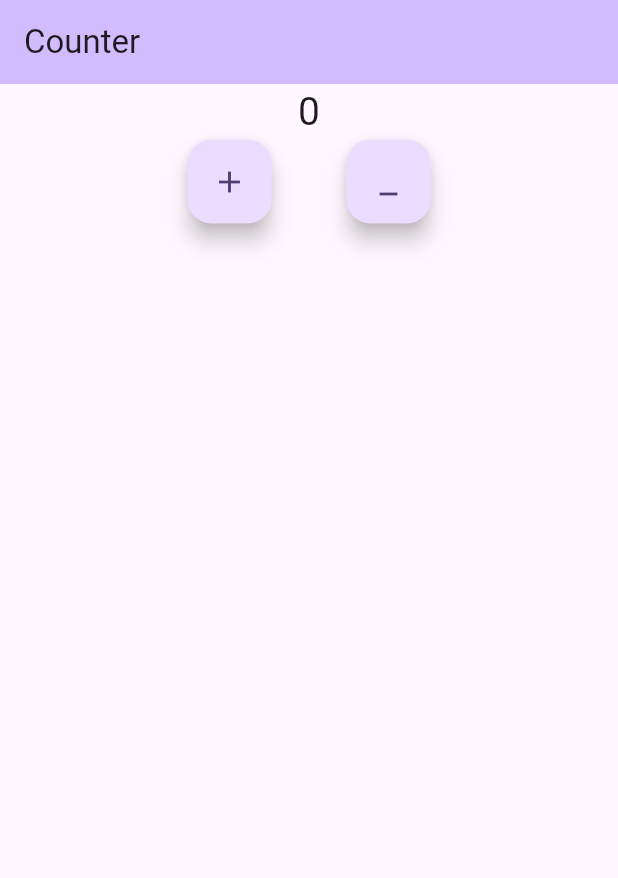
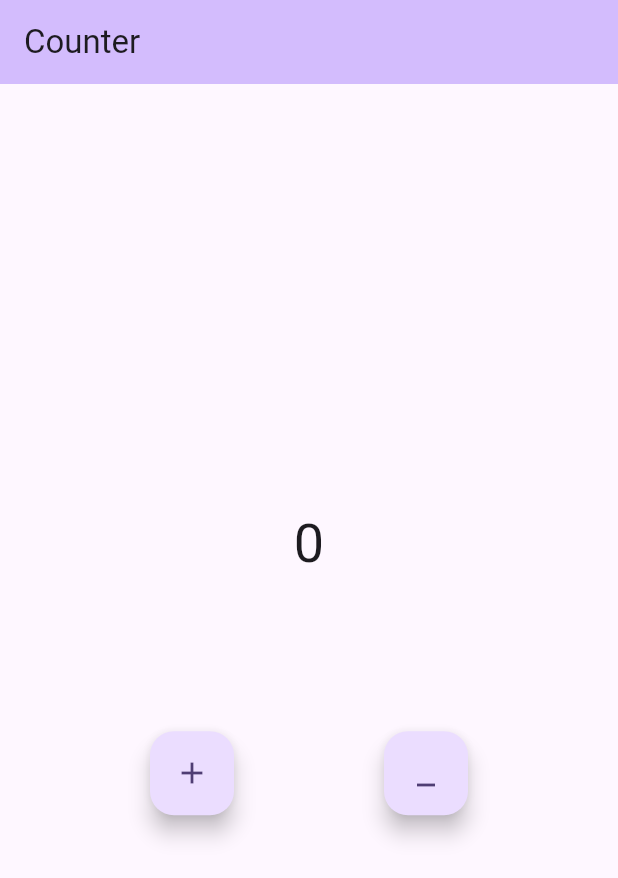
Before and after one commit to dipu0/Flutter-BloC-Pattern, a Flutter app: the screen it shows after launch, on a phone screen of 412 x 824 dp. Shown: the top 878 px of the screen. Run offline on Flutter 3.47's test engine with Material 2 defaults, Android fonts, the phone set to English and light mode, and no system bars; our stand-ins replace equatable, flutter_bloc.

Commit message:
Update home.dart

```diff
--- a/counter/lib/home.dart
+++ b/counter/lib/home.dart
@@ -1,5 +1,9 @@
+import 'package:counter/bloc/counter_bloc.dart';
+import 'package:counter/bloc/counter_event.dart';
+import 'package:counter/bloc/counter_state.dart';
 import 'package:flutter/cupertino.dart';
 import 'package:flutter/material.dart';
+import 'package:flutter_bloc/flutter_bloc.dart';
 
 class MyHomePage extends StatefulWidget {
   const MyHomePage({super.key, required this.title});
@@ -18,7 +22,18 @@ class _MyHomePageState extends State<MyHomePage> {
         backgroundColor: Theme.of(context).colorScheme.inversePrimary,
         title: Text(widget.title),
       ),
-      body: _view(context, 0),
+      body:BlocBuilder<CounterBloc, CounterState>(
+        builder: (context, state){
+          if(state is CounterInit){
+            return _view(context, 0);
+          }
+          if(state is CounterUpdate){
+            return _view(context, state.counter);
+          }
+
+          return Container();
+        },
+      ),
     );
   }
 }
@@ -26,21 +41,27 @@ class _MyHomePageState extends State<MyHomePage> {
 Widget _view(BuildContext context, int value) {
   return Center(
     child: Column(
+      mainAxisAlignment: MainAxisAlignment.center,
       children: [
         Text(
           value.toString(),
-          style: TextStyle(fontSize: 26),
+          style: TextStyle(fontSize: 36),
         ),
+        SizedBox(height: 100,),
         Row(
           mainAxisAlignment: MainAxisAlignment.center,
           children: [
             FloatingActionButton(
-              onPressed: () {},
+              onPressed: () {
+                context.read<CounterBloc>().add(CounterIncress());
+              },
               child: Icon(Icons.add),
             ),
-            SizedBox(width: 50),
+            SizedBox(width: 100),
             FloatingActionButton(
-              onPressed: () {},
+              onPressed: () {
+                  context.read<CounterBloc>().add(CounterDecress());
+              },
               child: Icon(Icons.minimize),
             ),
           ],
```
